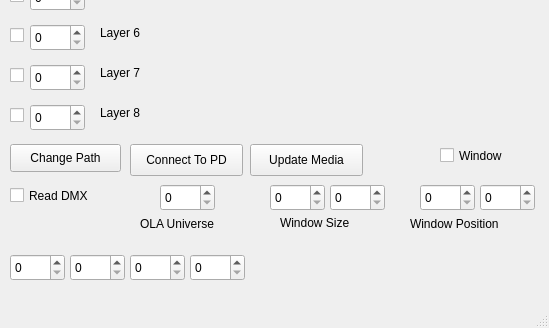
Qt form PureMediaServer.ui (TimoteusRuotsalainen/puremediaserver) before a commit; both pictures show x 0 to 549 and y 305 to 633 of the 549 by 633 pixel window.
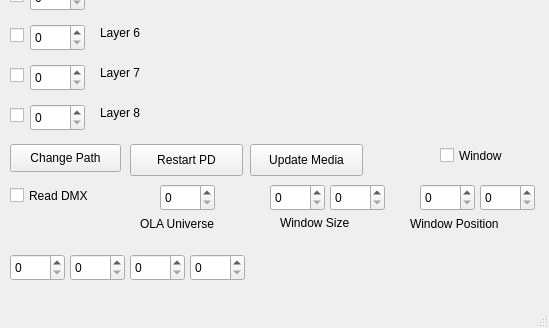
The same form after that commit.

Commit message: - Arreglado bug en el motor gráfico con los modos de playback - Añadida comprobación a close() de ola2pd para evitar violaciones de segmento - Cambio del botón Connect to PD a RestartPD, por si se bloquea - Método de reinicio de PD si este muere

Patch:
```diff
--- a/PureMediaServer.ui
+++ b/PureMediaServer.ui
@@ -52,7 +52,7 @@
      </rect>
     </property>
     <property name="text">
-     <string>Connect To PD</string>
+     <string>Restart PD</string>
     </property>
    </widget>
    <widget class="QCheckBox" name="layer1Check">
```
Left out of the diff: 2 changed lines with no effect on the pictures. The commit also changes 8 other files.
